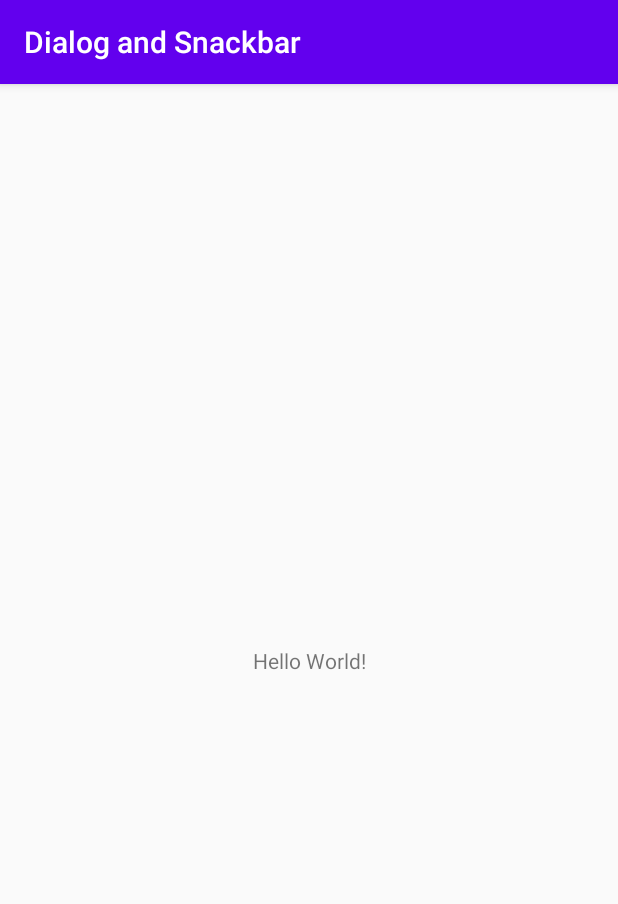
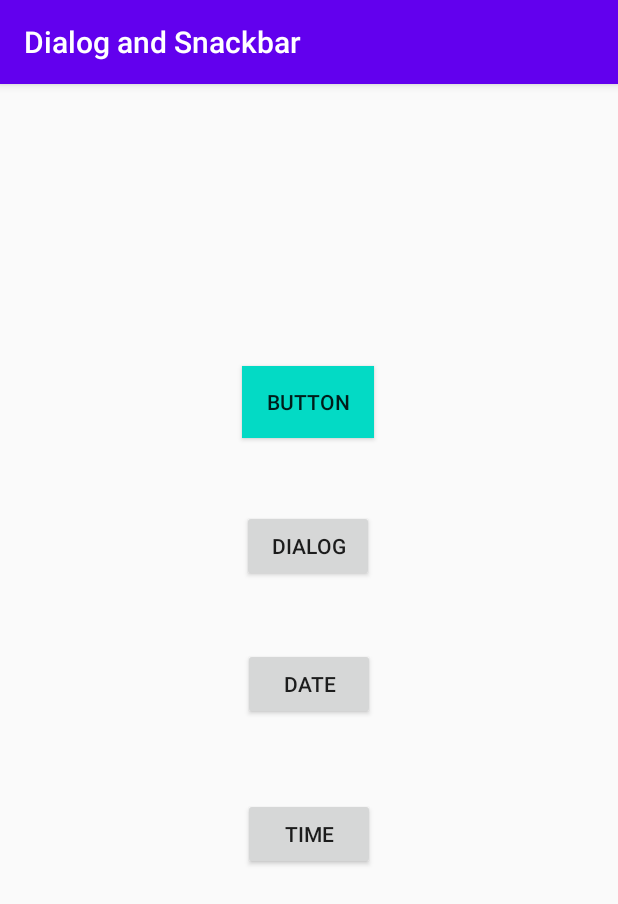
Before and after one commit to xellamay/Dialog_and_Snackbar, an Android app: the screen it shows after launch (MainActivity), on a phone screen of 412 x 824 dp. Shown: the top 904 px of the screen. Run offline under Robolectric (Android 15) with nearby library versions, the phone set to English and light mode, and no system bars.

```diff
--- a/app/build.gradle
+++ b/app/build.gradle
@@ -31,4 +31,5 @@ dependencies {
     testImplementation 'junit:junit:4.12'
     androidTestImplementation 'com.android.support.test:runner:1.0.2'
     androidTestImplementation 'com.android.support.test.espresso:espresso-core:3.0.2'
+    implementation 'com.android.support:design:28.0.0'
 }
--- a/app/src/main/res/layout/activity_main.xml
+++ b/app/src/main/res/layout/activity_main.xml
@@ -6,13 +6,52 @@
     android:layout_height="match_parent"
     tools:context=".MainActivity">
 
-    <TextView
+
+    <Button
+        android:id="@+id/button"
         android:layout_width="wrap_content"
         android:layout_height="wrap_content"
-        android:text="Hello World!"
-        app:layout_constraintBottom_toBottomOf="parent"
-        app:layout_constraintLeft_toLeftOf="parent"
-        app:layout_constraintRight_toRightOf="parent"
+        android:layout_marginTop="188dp"
+        android:background="@color/colorAccent"
+        android:text="Button"
+        app:layout_constraintEnd_toEndOf="parent"
+        app:layout_constraintHorizontal_bias="0.498"
+        app:layout_constraintStart_toStartOf="parent"
         app:layout_constraintTop_toTopOf="parent" />
 
+    <Button
+        android:id="@+id/button2"
+        android:layout_width="wrap_content"
+        android:layout_height="wrap_content"
+        android:layout_marginTop="48dp"
+        android:text="Dialog"
+        app:layout_constraintEnd_toEndOf="parent"
+        app:layout_constraintHorizontal_bias="0.498"
+        app:layout_constraintStart_toStartOf="parent"
+        app:layout_constraintTop_toBottomOf="@+id/button"
+        android:onClick="showAlertDialog"/>
+
+    <Button
+        android:id="@+id/button3"
+        android:layout_width="wrap_content"
+        android:layout_height="wrap_content"
+        android:layout_marginTop="44dp"
+        android:text="Date"
+        app:layout_constraintEnd_toEndOf="parent"
+        app:layout_constraintStart_toStartOf="parent"
+        app:layout_constraintTop_toBottomOf="@+id/button2"
+        android:onClick="showDateDialog"/>
+
+    <Button
+        android:id="@+id/button4"
+        android:layout_width="wrap_content"
+        android:layout_height="wrap_content"
+        android:layout_marginTop="52dp"
+        android:text="Time"
+        app:layout_constraintEnd_toEndOf="parent"
+        app:layout_constraintHorizontal_bias="0.501"
+        app:layout_constraintStart_toStartOf="parent"
+        app:layout_constraintTop_toBottomOf="@+id/button3"
+        android:onClick="showTimeDialog"/>
+
 </android.support.constraint.ConstraintLayout>
--- a/app/src/main/res/values/colors.xml
+++ b/app/src/main/res/values/colors.xml
@@ -3,4 +3,7 @@
     <color name="colorPrimary">#6200EE</color>
     <color name="colorPrimaryDark">#3700B3</color>
     <color name="colorAccent">#03DAC5</color>
+    <color name="black">#000403</color>
+    <color name="white">#FFFFFF</color>
+    <color name="red">#F13667</color>
 </resources>
```
Also changed, not shown: app/src/main/java/com/example/dialogandsnackbar/MainActivity.java (+89 -1 lines).
